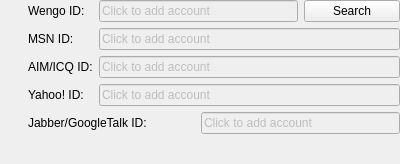
First picture: the form in wengophone/src/presentation/qt/imcontact/SimpleIMContactManager.ui, repository tkrotoff/WengoPhone, before the edit.
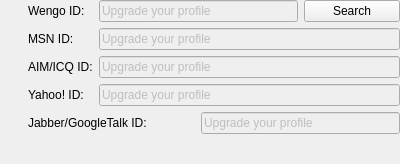
Second picture: the form after the edit. Icons and pictures are not drawn.

Commit message: Change text in QLineEdit

The edit to the form file:
```diff
--- a/wengophone/src/presentation/qt/imcontact/SimpleIMContactManager.ui
+++ b/wengophone/src/presentation/qt/imcontact/SimpleIMContactManager.ui
@@ -25,7 +25,7 @@
       <bool>false</bool>
      </property>
      <property name="text" >
-      <string>Click to add account</string>
+      <string>Upgrade your profile</string>
      </property>
     </widget>
    </item>
@@ -150,7 +150,7 @@
       <bool>false</bool>
      </property>
      <property name="text" >
-      <string>Click to add account</string>
+      <string>Upgrade your profile</string>
      </property>
     </widget>
    </item>
@@ -160,7 +160,7 @@
       <bool>false</bool>
      </property>
      <property name="text" >
-      <string>Click to add account</string>
+      <string>Upgrade your profile</string>
      </property>
     </widget>
    </item>
@@ -170,7 +170,7 @@
       <bool>false</bool>
      </property>
      <property name="text" >
-      <string>Click to add account</string>
+      <string>Upgrade your profile</string>
      </property>
     </widget>
    </item>
@@ -180,7 +180,7 @@
       <bool>false</bool>
      </property>
      <property name="text" >
-      <string>Click to add account</string>
+      <string>Upgrade your profile</string>
      </property>
     </widget>
    </item>
```
